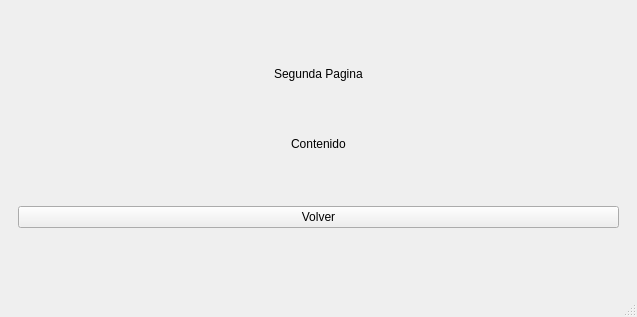
The window that mainwindow.ui (gustalbert11/Time-Tabling) describes before a commit, drawn with Qt 5.
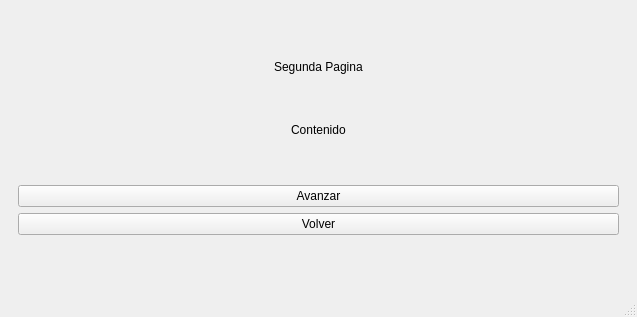
The same window after the commit. The open tabs and pages were chosen to show the change.

Commit message: professor Form

Patch:
```diff
--- a/mainwindow.ui
+++ b/mainwindow.ui
@@ -108,6 +108,13 @@
           </property>
          </spacer>
         </item>
+        <item>
+         <widget class="QPushButton" name="avanzarPg3Button">
+          <property name="text">
+           <string>Avanzar</string>
+          </property>
+         </widget>
+        </item>
         <item>
          <widget class="QPushButton" name="backButton">
           <property name="text">
```
Left out of the diff: 4 changed lines with no effect on the pictures. The commit also changes 6 other files.
